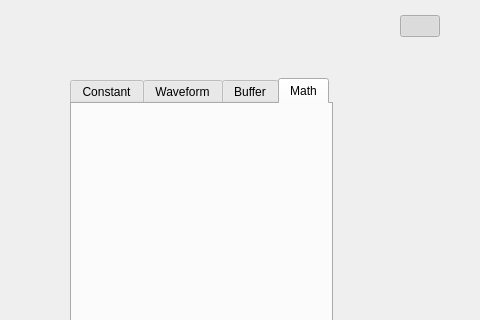
First picture: the form in ui/signal_generator.ui, repository analogdevicesinc/scopy, before the edit; both pictures show x 708 to 1188 and y 0 to 320 of the 1188 by 765 pixel window.
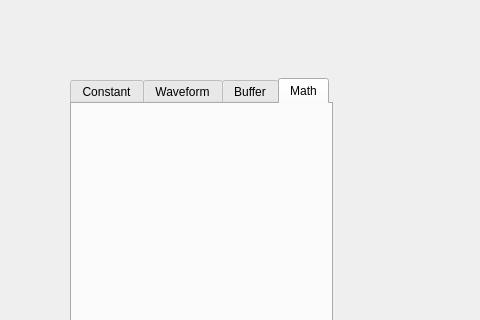
Second picture: the form after the edit. Icons and pictures are not drawn. Custom widgets are drawn as their Qt base class.

Commit message: gui: removed last opened menu button for signal generator

Patch:
```diff
--- a/ui/signal_generator.ui
+++ b/ui/signal_generator.ui
@@ -109,25 +109,6 @@
           </property>
          </widget>
         </item>
-        <item>
-         <widget class="QPushButton" name="toggleMenuBtn">
-          <property name="text">
-           <string/>
-          </property>
-          <property name="checkable">
-           <bool>true</bool>
-          </property>
-          <property name="checked">
-           <bool>true</bool>
-          </property>
-          <property name="menu_icon_button" stdset="0">
-           <bool>true</bool>
-          </property>
-          <property name="settings_icon" stdset="0">
-           <bool>true</bool>
-          </property>
-         </widget>
-        </item>
        </layout>
       </item>
       <item>
@@ -1491,16 +1472,16 @@
    <header>gui/runsinglewidget.h</header>
    <container>1</container>
   </customwidget>
+  <customwidget>
+   <class>adiscope::LinkedButton</class>
+   <extends>QPushButton</extends>
+   <header location="global">gui/linked_button.hpp</header>
+  </customwidget>
   <customwidget>
    <class>adiscope::CustomSwitch</class>
    <extends>QPushButton</extends>
    <header>gui/customSwitch.hpp</header>
   </customwidget>
-  <customwidget>
-   <class>adiscope::LinkedButton</class>
-   <extends>QPushButton</extends>
-   <header>gui/linked_button.hpp</header>
-  </customwidget>
   <customwidget>
    <class>adiscope::Math</class>
    <extends>QWidget</extends>
```
Left out of the diff: 8 changed lines with no effect on the pictures. The commit also changes 1 other file.
